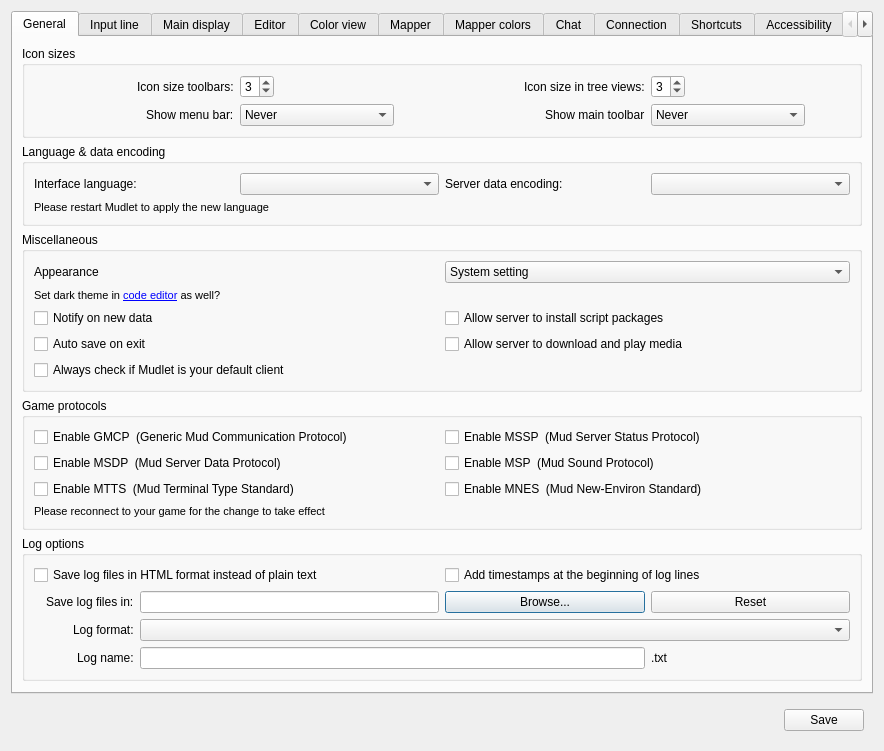
Before: the Qt Designer form src/ui/profile_preferences.ui in Mudlet/Mudlet, drawn with Qt 5.
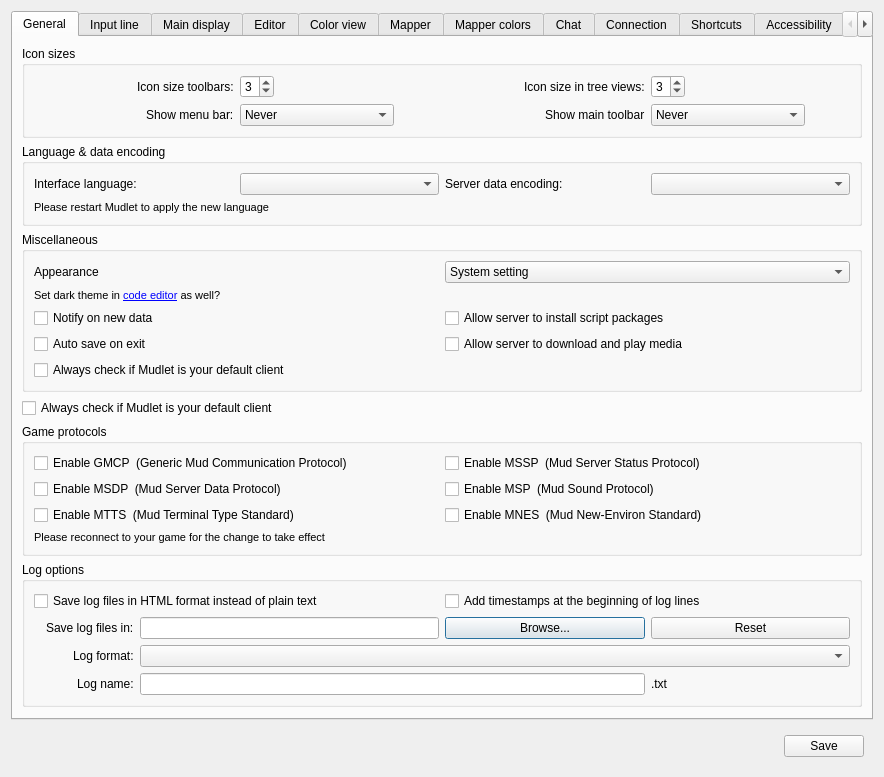
After: the same form once the commit is applied. Icons and pictures are not drawn. Custom widgets are drawn as their Qt base class.

Commit message: added telnet opening logic and ui from previous attempt

```diff
--- a/src/ui/profile_preferences.ui
+++ b/src/ui/profile_preferences.ui
@@ -312,6 +312,16 @@
          </layout>
         </widget>
        </item>
+       <item>
+         <widget class="QCheckBox" name="checkBox_checkMudletDefault">
+           <property name="toolTip">
+             <string>&lt;p&gt;Open &lt;code&gt;telnet://&lt;/code&gt; links with Mudlet&lt;/p&gt;</string>
+           </property>
+           <property name="text">
+             <string>Always check if Mudlet is your default client</string>
+           </property>
+         </widget>
+       </item>
        <item>
         <widget class="QGroupBox" name="groupBox_protocols">
          <property name="title">
```
The commit also changes 1 other file.
